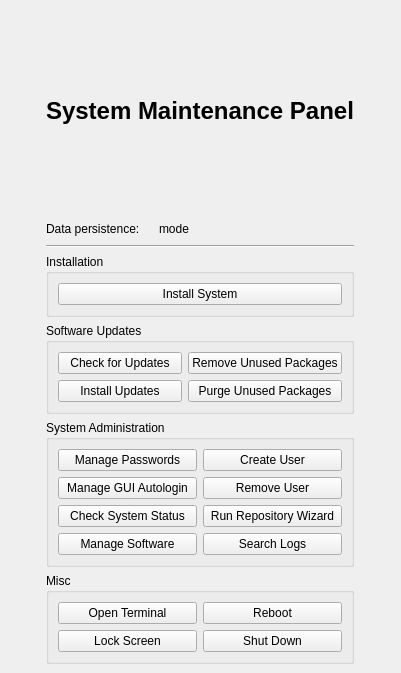
Before: the Qt Designer form ui/ui_mainwindow.ui in Kicksecure/sysmaint-panel, drawn with Qt 5.
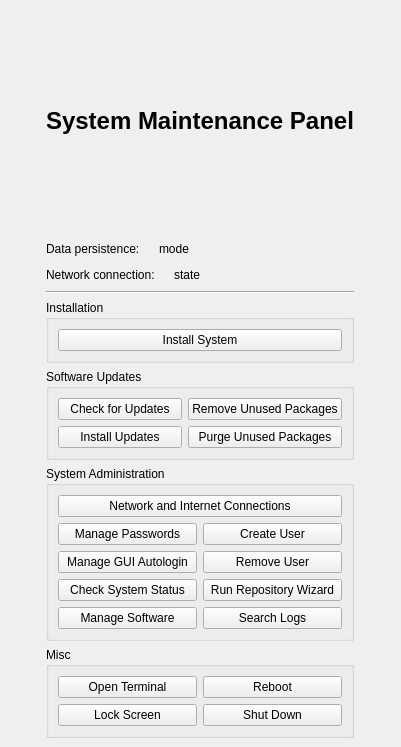
After: the same form once the commit is applied.

Commit message: Add network status info and network configuration button

```diff
--- a/ui/ui_mainwindow.ui
+++ b/ui/ui_mainwindow.ui
@@ -7,7 +7,7 @@
     <x>0</x>
     <y>0</y>
     <width>401</width>
-    <height>673</height>
+    <height>747</height>
    </rect>
   </property>
   <property name="windowTitle">
@@ -91,6 +91,44 @@
         </item>
        </layout>
       </item>
+      <item>
+       <layout class="QHBoxLayout" name="horizontalLayout_2">
+        <item>
+         <widget class="QLabel" name="label_3">
+          <property name="text">
+           <string>Network connection:</string>
+          </property>
+         </widget>
+        </item>
+        <item>
+         <widget class="QLabel" name="networkConnIconLabel">
+          <property name="text">
+           <string/>
+          </property>
+         </widget>
+        </item>
+        <item>
+         <widget class="QLabel" name="networkConnNameLabel">
+          <property name="text">
+           <string>state</string>
+          </property>
+         </widget>
+        </item>
+        <item>
+         <spacer name="horizontalSpacer_4">
+          <property name="orientation">
+           <enum>Qt::Horizontal</enum>
+          </property>
+          <property name="sizeHint" stdset="0">
+           <size>
+            <width>40</width>
+            <height>20</height>
+           </size>
+          </property>
+         </spacer>
+        </item>
+       </layout>
+      </item>
       <item>
        <widget class="Line" name="line">
         <property name="orientation">
@@ -243,6 +281,13 @@
            </property>
           </widget>
          </item>
+         <item row="0" column="0" colspan="2">
+          <widget class="QPushButton" name="networkConnButton">
+           <property name="text">
+            <string>Network and Internet Connections</string>
+           </property>
+          </widget>
+         </item>
         </layout>
        </widget>
       </item>
```
The commit also changes 2 other files.
